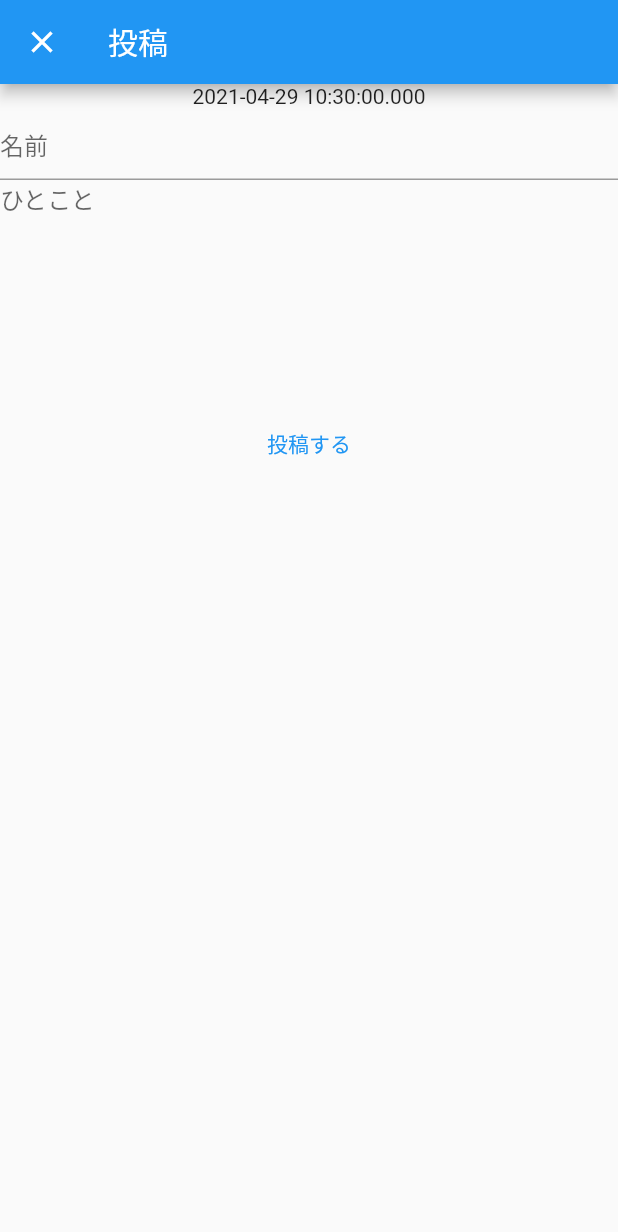
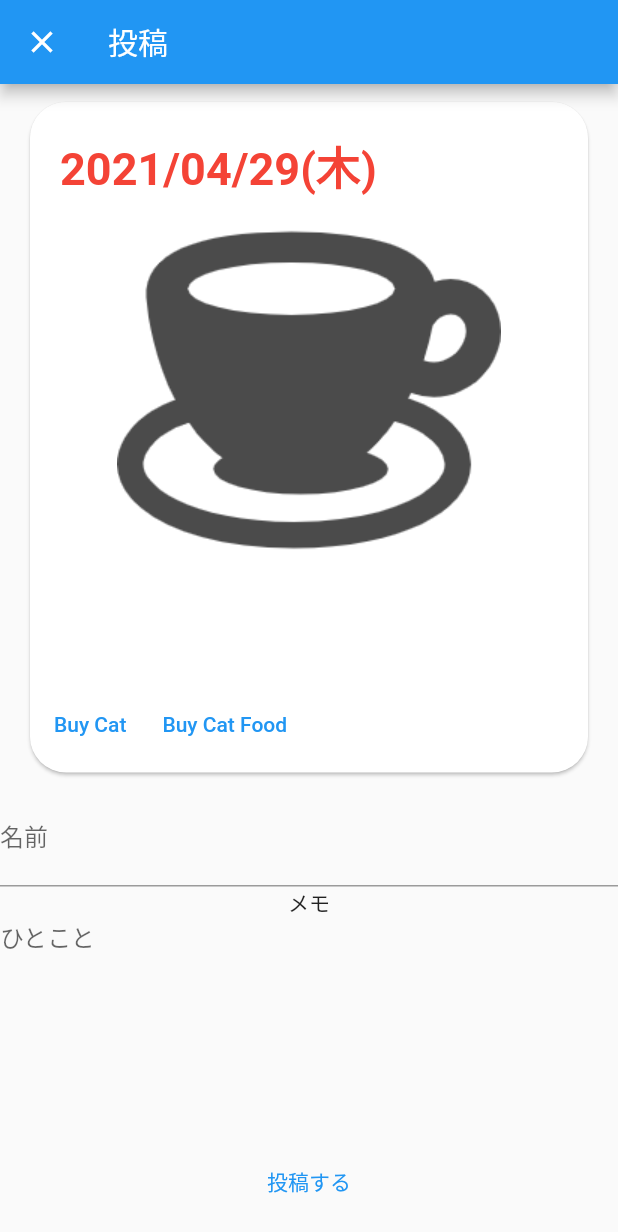
Before and after one commit to y0303noki/coffee_project, a Flutter app: the HomePage screen opened directly, after a tap on the "navigation" icon, on a phone screen of 412 x 824 dp. Shown: the top 1232 px of the screen. Run offline on Flutter 3.47's test engine with Material 2 defaults, Android fonts, the phone set to English and light mode, and no system bars; drawn by our look-alikes of flutter_easyloading; our stand-ins replace cloud_firestore, firebase_auth, firebase_core, google_sign_in; missing offline and left inert: sign_button; accounts and stored records are empty.

Commit message:
ログイン機能

```diff
--- a/lib/ui/add_card_page.dart
+++ b/lib/ui/add_card_page.dart
@@ -1,8 +1,10 @@
 import 'package:coffee_project/model/coffee_card.dart';
 import 'package:coffee_project/model/coffee.dart';
+import 'package:coffee_project/ui/list_card.dart';
 import 'package:coffee_project/view_model/card_model.dart';
 import 'package:flutter/material.dart';
 import 'package:flutter/widgets.dart';
+import 'package:provider/provider.dart';
 
 class AddCardPage extends StatelessWidget {
   final myController = TextEditingController();
@@ -19,25 +21,39 @@ class AddCardPage extends StatelessWidget {
       appBar: AppBar(
         title: Text('投稿'),
       ),
-      body: Container(
+      body: ChangeNotifierProvider<CardModel>(
+        create: (_) => CardModel(),
+        child: Consumer<CardModel>(builder: (context, model, child) {
+          return Container(
             width: double.infinity,
             child: Column(
               children: [
-            Text(postDate.toString()),
+                Padding(
+                  padding: const EdgeInsets.symmetric(
+                      horizontal: 16.0, vertical: 8.0),
+                  child:
+                      ListCard(name, postDate, memo, 'A', 'torrance-beach.jpg'),
+                ),
                 TextField(
                   decoration: InputDecoration(
-                hintText: '名前',
+                    labelText: '名前',
+                    hintText: '何飲んだ？',
                   ),
                   onChanged: (text) {
                     // TODO: ここで取得したtextを使う
                     name = text;
+                    model.refresh();
                   },
                 ),
+                Text('メモ'),
                 TextField(
                   maxLines: 8,
-              decoration: InputDecoration.collapsed(hintText: 'ひとこと'),
+                  decoration: InputDecoration.collapsed(
+                    hintText: 'ひとこと',
+                  ),
                   onChanged: (text) {
                     memo = text;
+                    model.refresh();
                   },
                 ),
                 TextButton(
@@ -45,14 +61,15 @@ class AddCardPage extends StatelessWidget {
                   onPressed: () {
                     name = name == '' ? 'nullでした' : name;
                     DateTime now = DateTime.now();
-                CoffeeCard addCard =
-                    new CoffeeCard(name, 10, now, memo: memo, createdAt: now);
-
-                CardModel().addCard(addCard);
+                    CoffeeCard addCard = new CoffeeCard(name, 10, now,
+                        memo: memo, createdAt: now);
+                    model.addCard(addCard);
                   },
                 ),
               ],
             ),
+          );
+        }),
       ),
     );
   }
--- a/lib/ui/home_page.dart
+++ b/lib/ui/home_page.dart
@@ -1,6 +1,8 @@
+import 'package:coffee_project/ui/account_page.dart';
 import 'package:coffee_project/ui/add_card_page.dart';
 import 'package:coffee_project/ui/list_card_page.dart';
 import 'package:coffee_project/view_model/home_model.dart';
+import 'package:coffee_project/view_model/login_model.dart';
 import 'package:flutter/material.dart';
 import 'package:flutter/widgets.dart';
 import 'package:provider/provider.dart';
@@ -45,7 +47,32 @@ class HomePage extends StatelessWidget {
         return Scaffold(
           appBar: AppBar(
             title: Text('Coffee'),
-            actions: [],
+            actions: [
+              IconButton(
+                icon: Icon(
+                  Icons.person,
+                  color: Colors.white,
+                ),
+                onPressed: () {
+                  Navigator.push(
+                    context,
+                    MaterialPageRoute(
+                      builder: (context) => AccountPage(),
+                      fullscreenDialog: true,
+                    ),
+                  );
+                },
+              ),
+              IconButton(
+                icon: Icon(
+                  Icons.logout,
+                  color: Colors.white,
+                ),
+                onPressed: () {
+                  _logout(context);
+                },
+              ),
+            ],
           ),
           body: _pageWidgets.elementAt(_bottomIndex),
           floatingActionButton: _floatingActionButtons.elementAt(_bottomIndex),
@@ -72,6 +99,10 @@ class HomePage extends StatelessWidget {
       }),
     );
   }
+
+  Future<void> _logout(BuildContext context) async {
+    await context.read<LoginModel>().logout();
+  }
 }
 
 class PageWidget extends StatelessWidget {
--- a/lib/ui/list_card.dart
+++ b/lib/ui/list_card.dart
@@ -41,7 +41,7 @@ class ListCard extends StatelessWidget {
           Padding(
             padding: EdgeInsets.only(top: 0, right: 0, bottom: 0, left: 0),
             child: Text(
-              'Coffee $_name',
+              '$_name',
               style: TextStyle(
                 fontWeight: FontWeight.bold,
                 color: Colors.black,
--- a/lib/view_model/card_model.dart
+++ b/lib/view_model/card_model.dart
@@ -1,6 +1,7 @@
 import 'package:cloud_firestore/cloud_firestore.dart';
 import 'package:coffee_project/model/coffee.dart';
 import 'package:coffee_project/model/coffee_card.dart';
+import 'package:coffee_project/view_model/login_model.dart';
 import 'package:flutter/material.dart';
 
 class CardModel extends ChangeNotifier {
@@ -12,9 +13,14 @@ class CardModel extends ChangeNotifier {
   // }
   Stream<QuerySnapshot> findCardList() {
     // userIdは必ず指定する！
+    String userId = 'TEST';
+    print(LoginModel().user);
+    if (LoginModel().user != null) {
+      userId = LoginModel().user.uid;
+    }
     var coffeeCardList = FirebaseFirestore.instance
         .collection('coffee_cards')
-        .where('userId', isEqualTo: 100)
+        .where('userId', isEqualTo: userId)
         // .orderBy('updatedAt', descending: true)
         .snapshots();
     return coffeeCardList;
@@ -23,10 +29,12 @@ class CardModel extends ChangeNotifier {
   Future<void> addCard(CoffeeCard addCoffeeCard) async {
     // ドキュメント作成
     Map<String, dynamic> addObject = new Map<String, dynamic>();
-    addObject['userId'] = 100;
+    String userId = LoginModel().user.uid;
+    addObject['userId'] = userId;
     addObject['name'] = addCoffeeCard.name;
     addObject['score'] = addCoffeeCard.score;
     addObject['memo'] = addCoffeeCard.memo;
+    addObject['isPublic'] = false;
     addObject['coffeeAt'] = addCoffeeCard.createdAt; // 作成日時と同じにしておく
     addObject['createdAt'] = addCoffeeCard.createdAt;
     addObject['updatedAt'] = addCoffeeCard.updatedAt;
--- a/pubspec.yaml
+++ b/pubspec.yaml
@@ -14,6 +14,10 @@ dependencies:
   firebase_core: ^1.0.3
   cloud_firestore: ^1.0.5
   provider: ^5.0.0
+  firebase_auth: ^1.1.1
+  sign_button: ^2.0.0
+  flutter_easyloading: ^3.0.0
+  google_sign_in: ^5.0.2
   flutter_localizations:
     sdk: flutter
 
```
Also changed, not shown: lib/main.dart (+29 -6 lines), lib/service/auth_service.dart (added, +44 -0 lines), lib/ui/account_page.dart (added, +36 -0 lines), lib/ui/login_page.dart (added, +58 -0 lines), lib/view_model/login_model.dart (added, +74 -0 lines), pubspec.lock, 2 other files. Lines whose indentation alone changed are shown as unchanged.
